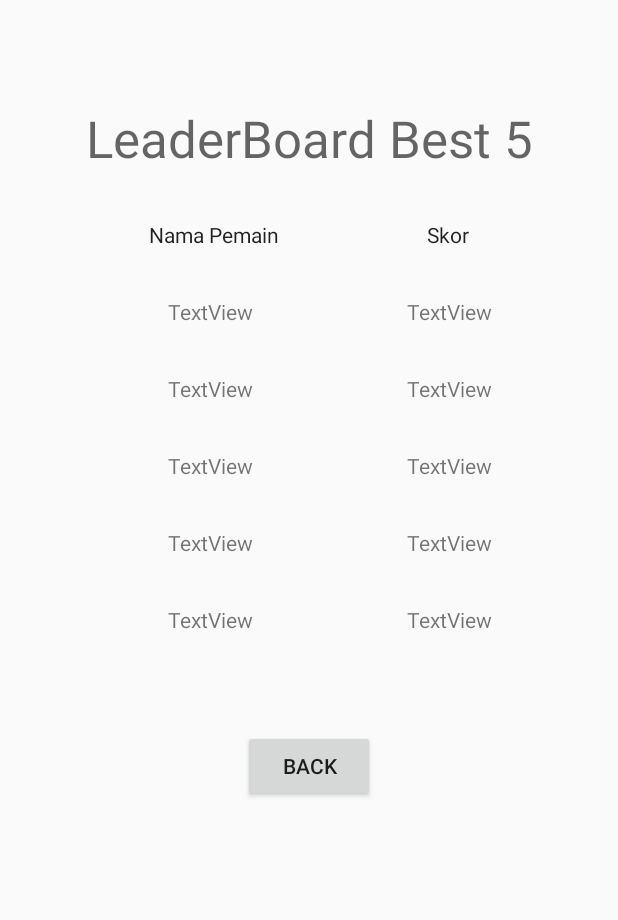
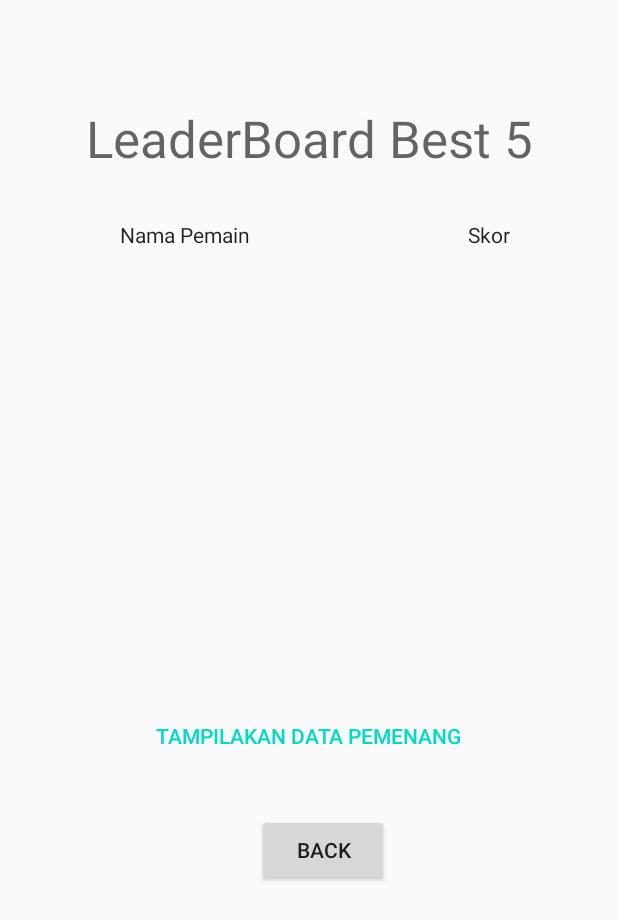
Before and after one commit to FasyekhKhoirulMubarrok/MTTProject, an Android app: the layout activity_leaderboard.xml on its own in the app's theme, with its tools: preview values and no code run, on a phone screen of 412 x 824 dp. Shown: the top 920 px of the screen. Run offline under Robolectric (Android 15) with nearby library versions, the phone set to English and light mode, and no system bars; network calls fail.

Commit message:
fitur Leaderboard

```diff
--- a/Game Gacha Guess/app/src/main/AndroidManifest.xml
+++ b/Game Gacha Guess/app/src/main/AndroidManifest.xml
@@ -12,7 +12,13 @@
         android:supportsRtl="true"
         android:theme="@style/AppTheme"
         android:usesCleartextTraffic="true">
-        <activity android:name=".LeaderboardActivity"></activity>
+        <activity android:name=".LeaderboardActivity">
+            <intent-filter>
+                <action android:name="android.intent.action.MAIN" />
+
+                <category android:name="android.intent.category.LAUNCHER" />
+            </intent-filter>
+        </activity>
         <activity android:name=".PemenangActivity" />
         <activity android:name=".PemainActivity">
             <intent-filter>
--- a/Game Gacha Guess/app/src/main/java/id/ac/ubaya/informatika/d_160418016_felixtanjiro_gachaguess/LeaderboardActivity.kt
+++ b/Game Gacha Guess/app/src/main/java/id/ac/ubaya/informatika/d_160418016_felixtanjiro_gachaguess/LeaderboardActivity.kt
@@ -16,6 +16,8 @@ class LeaderboardActivity : AppCompatActivity() {
     override fun onCreate(savedInstanceState: Bundle?) {
         super.onCreate(savedInstanceState)
         setContentView(R.layout.activity_leaderboard)
+
+        btnLead.setOnClickListener {
             Bacadata()
             if(leaderboards.size >0) {
                 txtPemain1.text = leaderboards[0].Pemain
@@ -31,11 +33,14 @@ class LeaderboardActivity : AppCompatActivity() {
                 skor5.text = leaderboards[4].Skor.toString()
             }
             System.out.println(leaderboards.size)
+        }
+
         btnBack.setOnClickListener {
             val pemenang = Intent(this, PemainActivity::class.java)
             startActivity(pemenang)
             finish()
         }
+
     }
     fun Bacadata(){
         val q = Volley.newRequestQueue(this)
--- a/Game Gacha Guess/app/src/main/res/layout/activity_leaderboard.xml
+++ b/Game Gacha Guess/app/src/main/res/layout/activity_leaderboard.xml
@@ -11,20 +11,22 @@
         android:layout_width="wrap_content"
         android:layout_height="wrap_content"
         android:layout_marginTop="32dp"
+        android:layout_marginEnd="72dp"
+        android:layout_marginRight="72dp"
         android:text="Skor"
         android:textAppearance="@style/TextAppearance.AppCompat.Body1"
         app:layout_constraintEnd_toEndOf="parent"
-        app:layout_constraintStart_toEndOf="@+id/textView3"
         app:layout_constraintTop_toBottomOf="@+id/textView16" />
 
     <TextView
         android:id="@+id/textView3"
         android:layout_width="wrap_content"
         android:layout_height="wrap_content"
+        android:layout_marginStart="80dp"
+        android:layout_marginLeft="80dp"
         android:layout_marginTop="32dp"
         android:text="Nama Pemain"
         android:textAppearance="@style/TextAppearance.AppCompat.Body1"
-        app:layout_constraintEnd_toStartOf="@+id/textView4"
         app:layout_constraintStart_toStartOf="parent"
         app:layout_constraintTop_toBottomOf="@+id/textView16" />
 
@@ -35,7 +37,6 @@
         android:layout_marginStart="112dp"
         android:layout_marginLeft="112dp"
         android:layout_marginTop="32dp"
-        android:text="TextView"
         app:layout_constraintStart_toStartOf="parent"
         app:layout_constraintTop_toBottomOf="@+id/textView3" />
 
@@ -46,7 +47,6 @@
         android:layout_marginTop="32dp"
         android:layout_marginEnd="84dp"
         android:layout_marginRight="84dp"
-        android:text="TextView"
         app:layout_constraintEnd_toEndOf="parent"
         app:layout_constraintTop_toBottomOf="@+id/textView4" />
 
@@ -57,7 +57,6 @@
         android:layout_marginStart="112dp"
         android:layout_marginLeft="112dp"
         android:layout_marginTop="32dp"
-        android:text="TextView"
         app:layout_constraintStart_toStartOf="parent"
         app:layout_constraintTop_toBottomOf="@+id/txtPemain1" />
 
@@ -68,7 +67,6 @@
         android:layout_marginTop="32dp"
         android:layout_marginEnd="84dp"
         android:layout_marginRight="84dp"
-        android:text="TextView"
         app:layout_constraintEnd_toEndOf="parent"
         app:layout_constraintTop_toBottomOf="@+id/skor1" />
 
@@ -79,7 +77,6 @@
         android:layout_marginStart="112dp"
         android:layout_marginLeft="112dp"
         android:layout_marginTop="32dp"
-        android:text="TextView"
         app:layout_constraintStart_toStartOf="parent"
         app:layout_constraintTop_toBottomOf="@+id/txtPemain2" />
 
@@ -90,7 +87,6 @@
         android:layout_marginTop="32dp"
         android:layout_marginEnd="84dp"
         android:layout_marginRight="84dp"
-        android:text="TextView"
         app:layout_constraintEnd_toEndOf="parent"
         app:layout_constraintTop_toBottomOf="@+id/skor2" />
 
@@ -101,7 +97,6 @@
         android:layout_marginStart="112dp"
         android:layout_marginLeft="112dp"
         android:layout_marginTop="32dp"
-        android:text="TextView"
         app:layout_constraintStart_toStartOf="parent"
         app:layout_constraintTop_toBottomOf="@+id/txtPemain3" />
 
@@ -112,7 +107,6 @@
         android:layout_marginTop="32dp"
         android:layout_marginEnd="84dp"
         android:layout_marginRight="84dp"
-        android:text="TextView"
         app:layout_constraintEnd_toEndOf="parent"
         app:layout_constraintTop_toBottomOf="@+id/skor3" />
 
@@ -123,7 +117,6 @@
         android:layout_marginStart="112dp"
         android:layout_marginLeft="112dp"
         android:layout_marginTop="32dp"
-        android:text="TextView"
         app:layout_constraintStart_toStartOf="parent"
         app:layout_constraintTop_toBottomOf="@+id/txtPemain4" />
 
@@ -134,7 +127,6 @@
         android:layout_marginTop="32dp"
         android:layout_marginEnd="84dp"
         android:layout_marginRight="84dp"
-        android:text="TextView"
         app:layout_constraintEnd_toEndOf="parent"
         app:layout_constraintTop_toBottomOf="@+id/skor4" />
 
@@ -153,9 +145,22 @@
         android:id="@+id/btnBack"
         android:layout_width="wrap_content"
         android:layout_height="wrap_content"
-        android:layout_marginTop="64dp"
+        android:layout_marginTop="28dp"
         android:text="Back"
         app:layout_constraintEnd_toEndOf="parent"
+        app:layout_constraintHorizontal_bias="0.529"
+        app:layout_constraintStart_toStartOf="parent"
+        app:layout_constraintTop_toBottomOf="@+id/btnLead" />
+
+    <Button
+        android:id="@+id/btnLead"
+        style="@style/Widget.AppCompat.Button.Borderless.Colored"
+        android:layout_width="wrap_content"
+        android:layout_height="wrap_content"
+        android:layout_marginTop="44dp"
+        android:text="Tampilakan data pemenang"
+        app:layout_constraintEnd_toEndOf="parent"
+        app:layout_constraintHorizontal_bias="0.497"
         app:layout_constraintStart_toStartOf="parent"
         app:layout_constraintTop_toBottomOf="@+id/txtPemain5" />
 </androidx.constraintlayout.widget.ConstraintLayout>
```
Lines whose indentation alone changed are shown as unchanged.
